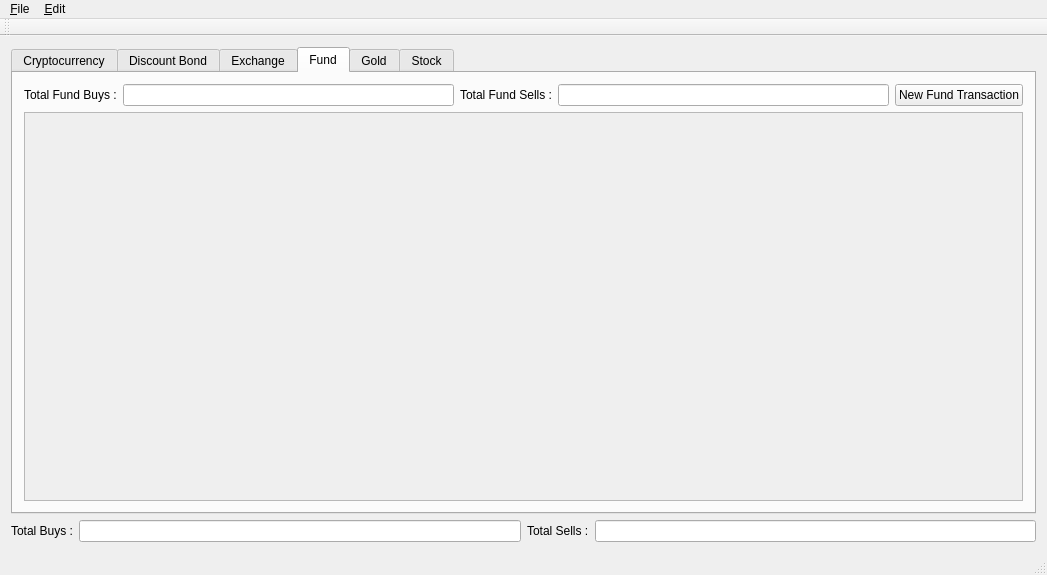
The window that investpor/gui/mainwindow.ui (ukll/investpor) describes before a commit, drawn with Qt 5.
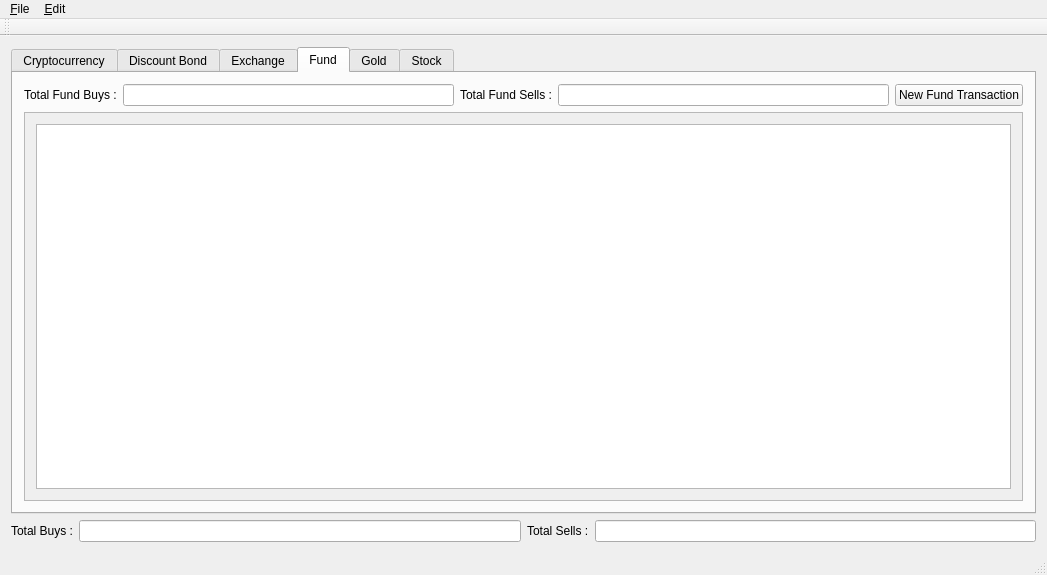
The same window after the commit. The open tabs and pages were chosen to show the change.

Commit message: Adds investpor::gui::FundTableModel class.

```diff
--- a/investpor/gui/mainwindow.ui
+++ b/investpor/gui/mainwindow.ui
@@ -360,6 +360,24 @@
              <height>364</height>
             </rect>
            </property>
+           <layout class="QVBoxLayout" name="verticalLayout_11">
+            <item>
+             <widget class="QTableView" name="tbvFundView">
+              <property name="selectionBehavior">
+               <enum>QAbstractItemView::SelectRows</enum>
+              </property>
+              <attribute name="horizontalHeaderDefaultSectionSize">
+               <number>120</number>
+              </attribute>
+              <attribute name="horizontalHeaderStretchLastSection">
+               <bool>true</bool>
+              </attribute>
+              <attribute name="verticalHeaderVisible">
+               <bool>false</bool>
+              </attribute>
+             </widget>
+            </item>
+           </layout>
           </widget>
          </widget>
         </item>
```
The commit also changes 5 other files.
